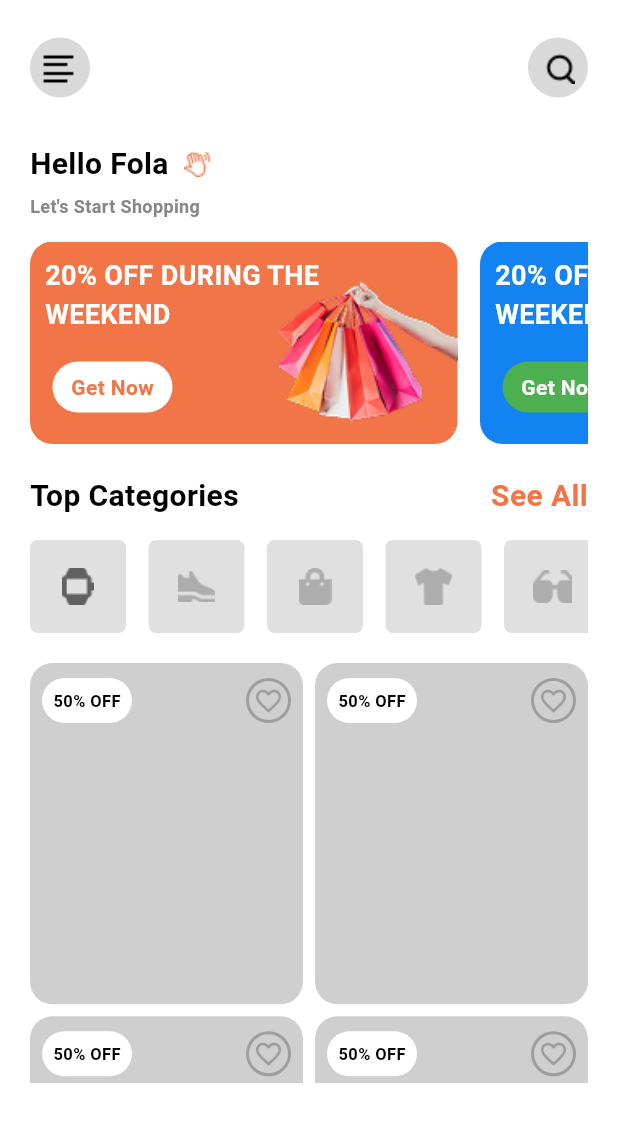
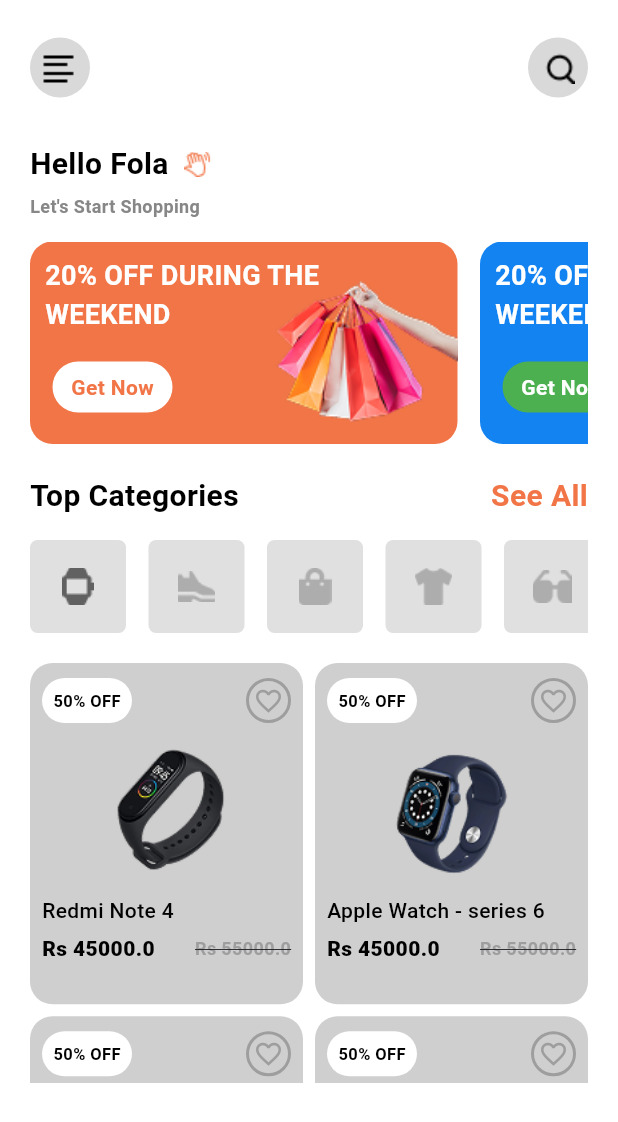
Before and after one commit to MuhammadAmirKhan-57/e_commerce, a Flutter app: the screen it shows after launch, on a phone screen of 412 x 824 dp. Shown: the top 1122 px of the screen. Run offline on Flutter 3.47's test engine with Material 3 defaults, Android fonts, the phone set to English and light mode, and no system bars.

Commit message:
Grid Image Text

```diff
--- a/lib/view/home_screen.dart
+++ b/lib/view/home_screen.dart
@@ -62,26 +62,26 @@ class _HomeScreenState extends State<HomeScreen> {
     Product(
       name: "Redmi Note 4",
       discount: '50% OFF',
-      imagePath: "assets/images/p1.png",
+      imagePath: "assets/images/p2.png",
       price: 55000,
       salePrice: 45000,
     ),
     Product(
       name: "Apple Watch - series 6",
       discount: '50% OFF',
-      imagePath: "assets/images/p2.png",
+      imagePath: "assets/images/p1.png",
       price: 55000,
       salePrice: 45000,
     ),
     Product(
-      name: "Shoes",
+      name: "Rolex",
       discount: '50% OFF',
       imagePath: "assets/images/p3.png",
       price: 55000,
       salePrice: 45000,
     ),
     Product(
-      name: "Watch",
+      name: "Casio",
       discount: '50% OFF',
       imagePath: "assets/images/p4.png",
       price: 55000,
@@ -292,7 +292,7 @@ class _HomeScreenState extends State<HomeScreen> {
                     crossAxisSpacing: 8,
                     childAspectRatio: 0.8,
                   ),
-                  itemCount: 6,
+                  itemCount: 4,
                   itemBuilder: (context, i) {
                     return Container(
                       decoration: BoxDecoration(
@@ -305,6 +305,7 @@ class _HomeScreenState extends State<HomeScreen> {
                           vertical: 10,
                         ),
                         child: Column(
+                          crossAxisAlignment: CrossAxisAlignment.start,
                           children: [
                             Row(
                               mainAxisAlignment: MainAxisAlignment.spaceBetween,
@@ -322,7 +323,7 @@ class _HomeScreenState extends State<HomeScreen> {
                                       style: TextStyle(
                                         fontSize: 11,
                                         color: Color(0xff000000),
-                                        fontWeight: FontWeight.bold,
+                                        fontWeight: FontWeight.w600,
                                       ),
                                     ),
                                   ),
@@ -338,9 +339,52 @@ class _HomeScreenState extends State<HomeScreen> {
                                     ),
                                   ),
                                   child: Center(
-                                    child: Icon(Icons.favorite_border,
-                                    size: 20,
-                                    color: Colors.grey,),
+                                    child: Icon(
+                                      Icons.favorite_border,
+                                      size: 20,
+                                      color: Colors.grey,
+                                    ),
+                                  ),
+                                ),
+                              ],
+                            ),
+                            SizedBox(height: 5),
+                            Center(
+                              child: Image.asset(
+                                products[i].imagePath,
+                                width: 190,
+                                height: 105,
+                              ),
+                            ),
+                            SizedBox(height: 5),
+                            Text(
+                              products[i].name,
+                              style: TextStyle(
+                                fontSize: 14,
+                                color: Color(0xff000000),
+                                fontWeight: FontWeight.w500,
+                              ),
+                            ),
+                            SizedBox(height: 5),
+                            Row(
+                              mainAxisAlignment: MainAxisAlignment.spaceBetween,
+                              children: [
+                                Text(
+                                  "Rs ${products[i].salePrice}",
+                                  style: const TextStyle(
+                                    fontSize: 14,
+                                    fontWeight: FontWeight.w800,
+                                    color: Colors.black,
+                                  ),
+                                ),
+                                const SizedBox(width: 6),
+                                Text(
+                                  "Rs ${products[i].price}",
+                                  style: const TextStyle(
+                                    fontSize: 12,
+                                    color: Colors.grey,
+                                    fontWeight: FontWeight.w700,
+                                    decoration: TextDecoration.lineThrough,
                                   ),
                                 ),
                               ],
```
Also changed, not shown: assets/images/p4.png (renamed from assets/images/p5.png).
